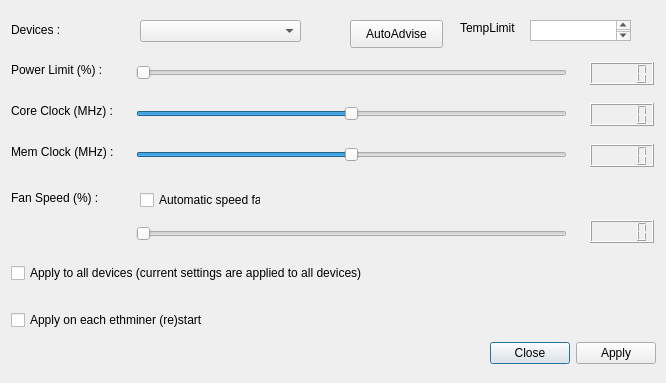
UndertakerW/MinersCoffee, file Code/References/MinerLamp-master/MinerLamp-master/nvocdialog.ui: the form before one commit.
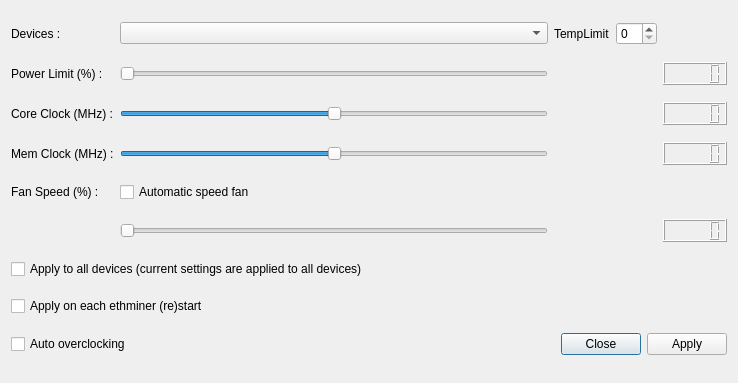
The form after the commit.

Commit message:
add two ui widgets in nvocdialog
add two ui widgets in nvocdialog

```diff
--- a/Code/References/MinerLamp-master/MinerLamp-master/nvocdialog.ui
+++ b/Code/References/MinerLamp-master/MinerLamp-master/nvocdialog.ui
@@ -6,7 +6,7 @@
    <rect>
     <x>0</x>
     <y>0</y>
-    <width>666</width>
+    <width>738</width>
     <height>383</height>
    </rect>
   </property>
@@ -19,79 +19,9 @@
   <property name="windowTitle">
    <string>nVidia OC options</string>
   </property>
-  <widget class="QLabel" name="label_2">
-   <property name="geometry">
-    <rect>
-     <x>11</x>
-     <y>103</y>
-     <width>108</width>
-     <height>16</height>
-    </rect>
-   </property>
-   <property name="sizePolicy">
-    <sizepolicy hsizetype="Fixed" vsizetype="Preferred">
-     <horstretch>0</horstretch>
-     <verstretch>0</verstretch>
-    </sizepolicy>
-   </property>
-   <property name="text">
-    <string>Core Clock (MHz) :</string>
-   </property>
-  </widget>
-  <widget class="QSlider" name="horizontalSliderFanSpeed">
-   <property name="geometry">
-    <rect>
-     <x>136</x>
-     <y>223</y>
-     <width>431</width>
-     <height>22</height>
-    </rect>
-   </property>
-   <property name="maximum">
-    <number>100</number>
-   </property>
-   <property name="orientation">
-    <enum>Qt::Horizontal</enum>
-   </property>
-  </widget>
-  <widget class="QComboBox" name="comboBoxDevice">
-   <property name="geometry">
-    <rect>
-     <x>140</x>
-     <y>20</y>
-     <width>161</width>
-     <height>22</height>
-    </rect>
-   </property>
-  </widget>
-  <widget class="QLabel" name="label">
-   <property name="geometry">
-    <rect>
-     <x>11</x>
-     <y>62</y>
-     <width>102</width>
-     <height>16</height>
-    </rect>
-   </property>
-   <property name="sizePolicy">
-    <sizepolicy hsizetype="Fixed" vsizetype="Preferred">
-     <horstretch>0</horstretch>
-     <verstretch>0</verstretch>
-    </sizepolicy>
-   </property>
-   <property name="text">
-    <string>Power Limit (%) :</string>
-   </property>
-  </widget>
+  <layout class="QGridLayout" name="gridLayout">
+   <item row="0" column="0">
   <widget class="QLabel" name="label_5">
-   <property name="geometry">
-    <rect>
-     <x>11</x>
-     <y>22</y>
-     <width>52</width>
-     <height>16</height>
-    </rect>
-   </property>
    <property name="sizePolicy">
     <sizepolicy hsizetype="Fixed" vsizetype="Preferred">
      <horstretch>0</horstretch>
@@ -102,15 +32,22 @@
     <string>Devices :</string>
    </property>
   </widget>
-  <widget class="QLabel" name="label_3">
-   <property name="geometry">
-    <rect>
-     <x>11</x>
-     <y>144</y>
-     <width>109</width>
-     <height>16</height>
-    </rect>
-   </property>
+   </item>
+   <item row="0" column="1">
+    <widget class="QComboBox" name="comboBoxDevice"/>
+   </item>
+   <item row="0" column="2">
+    <widget class="QLabel" name="temperatureLimit">
+     <property name="text">
+      <string>TempLimit</string>
+     </property>
+    </widget>
+   </item>
+   <item row="0" column="3">
+    <widget class="QSpinBox" name="spinBoxTemperature"/>
+   </item>
+   <item row="1" column="0">
+    <widget class="QLabel" name="label">
    <property name="sizePolicy">
     <sizepolicy hsizetype="Fixed" vsizetype="Preferred">
      <horstretch>0</horstretch>
@@ -118,18 +55,38 @@
     </sizepolicy>
    </property>
    <property name="text">
-    <string>Mem Clock (MHz) :</string>
-   </property>
-  </widget>
-  <widget class="QLabel" name="label_4">
-   <property name="geometry">
-    <rect>
-     <x>11</x>
-     <y>190</y>
-     <width>101</width>
-     <height>16</height>
-    </rect>
-   </property>
+      <string>Power Limit (%) :</string>
+     </property>
+    </widget>
+   </item>
+   <item row="1" column="1">
+    <widget class="QSlider" name="horizontalSliderPowerPercent">
+     <property name="sizePolicy">
+      <sizepolicy hsizetype="Expanding" vsizetype="Fixed">
+       <horstretch>0</horstretch>
+       <verstretch>0</verstretch>
+      </sizepolicy>
+     </property>
+     <property name="minimum">
+      <number>50</number>
+     </property>
+     <property name="maximum">
+      <number>100</number>
+     </property>
+     <property name="orientation">
+      <enum>Qt::Horizontal</enum>
+     </property>
+    </widget>
+   </item>
+   <item row="1" column="4">
+    <widget class="QLCDNumber" name="lcdNumberPowerPercent">
+     <property name="digitCount">
+      <number>5</number>
+     </property>
+    </widget>
+   </item>
+   <item row="2" column="0">
+    <widget class="QLabel" name="label_2">
    <property name="sizePolicy">
     <sizepolicy hsizetype="Fixed" vsizetype="Preferred">
      <horstretch>0</horstretch>
@@ -137,18 +94,12 @@
     </sizepolicy>
    </property>
    <property name="text">
-    <string>Fan Speed (%) :</string>
-   </property>
-  </widget>
+      <string>Core Clock (MHz) :</string>
+     </property>
+    </widget>
+   </item>
+   <item row="2" column="1">
   <widget class="QSlider" name="horizontalSliderGpuOffset">
-   <property name="geometry">
-    <rect>
-     <x>136</x>
-     <y>103</y>
-     <width>431</width>
-     <height>22</height>
-    </rect>
-   </property>
    <property name="minimum">
     <number>-200</number>
    </property>
@@ -159,15 +110,25 @@
     <enum>Qt::Horizontal</enum>
    </property>
   </widget>
+   </item>
+   <item row="2" column="4">
+    <widget class="QLCDNumber" name="lcdNumberGpuOffset"/>
+   </item>
+   <item row="3" column="0">
+    <widget class="QLabel" name="label_3">
+     <property name="sizePolicy">
+      <sizepolicy hsizetype="Fixed" vsizetype="Preferred">
+       <horstretch>0</horstretch>
+       <verstretch>0</verstretch>
+      </sizepolicy>
+     </property>
+     <property name="text">
+      <string>Mem Clock (MHz) :</string>
+     </property>
+    </widget>
+   </item>
+   <item row="3" column="1">
   <widget class="QSlider" name="horizontalSliderMemOffset">
-   <property name="geometry">
-    <rect>
-     <x>136</x>
-     <y>144</y>
-     <width>431</width>
-     <height>22</height>
-    </rect>
-   </property>
    <property name="minimum">
     <number>-1500</number>
    </property>
@@ -178,115 +139,69 @@
     <enum>Qt::Horizontal</enum>
    </property>
   </widget>
-  <widget class="QLCDNumber" name="lcdNumberMemClock">
-   <property name="geometry">
-    <rect>
-     <x>590</x>
-     <y>144</y>
-     <width>64</width>
-     <height>23</height>
-    </rect>
-   </property>
-  </widget>
-  <widget class="QLCDNumber" name="lcdNumberGpuOffset">
-   <property name="geometry">
-    <rect>
-     <x>590</x>
-     <y>103</y>
-     <width>64</width>
-     <height>23</height>
-    </rect>
-   </property>
-  </widget>
-  <widget class="QLCDNumber" name="lcdNumberPowerPercent">
-   <property name="geometry">
-    <rect>
-     <x>590</x>
-     <y>62</y>
-     <width>64</width>
-     <height>23</height>
-    </rect>
-   </property>
-   <property name="digitCount">
-    <number>5</number>
-   </property>
-  </widget>
-  <widget class="QSlider" name="horizontalSliderPowerPercent">
-   <property name="geometry">
-    <rect>
-     <x>136</x>
-     <y>62</y>
-     <width>431</width>
-     <height>22</height>
-    </rect>
-   </property>
+   </item>
+   <item row="3" column="4">
+    <widget class="QLCDNumber" name="lcdNumberMemClock"/>
+   </item>
+   <item row="4" column="0">
+    <widget class="QLabel" name="label_4">
    <property name="sizePolicy">
-    <sizepolicy hsizetype="Expanding" vsizetype="Fixed">
+      <sizepolicy hsizetype="Fixed" vsizetype="Preferred">
      <horstretch>0</horstretch>
      <verstretch>0</verstretch>
     </sizepolicy>
    </property>
-   <property name="minimum">
-    <number>50</number>
-   </property>
-   <property name="maximum">
-    <number>100</number>
-   </property>
-   <property name="orientation">
-    <enum>Qt::Horizontal</enum>
-   </property>
-  </widget>
+     <property name="text">
+      <string>Fan Speed (%) :</string>
+     </property>
+    </widget>
+   </item>
+   <item row="4" column="1">
   <widget class="QCheckBox" name="checkBoxAutoSpeedFan">
    <property name="enabled">
     <bool>true</bool>
    </property>
-   <property name="geometry">
-    <rect>
-     <x>140</x>
-     <y>190</y>
-     <width>121</width>
-     <height>20</height>
-    </rect>
-   </property>
    <property name="text">
     <string>Automatic speed fan</string>
    </property>
   </widget>
+   </item>
+   <item row="5" column="1">
+    <widget class="QSlider" name="horizontalSliderFanSpeed">
+     <property name="maximum">
+      <number>100</number>
+     </property>
+     <property name="orientation">
+      <enum>Qt::Horizontal</enum>
+     </property>
+    </widget>
+   </item>
+   <item row="5" column="4">
+    <widget class="QLCDNumber" name="lcdNumberFanSpeed"/>
+   </item>
+   <item row="6" column="0" colspan="2">
   <widget class="QCheckBox" name="checkBoxAllDevices">
-   <property name="geometry">
-    <rect>
-     <x>11</x>
-     <y>263</y>
-     <width>385</width>
-     <height>20</height>
-    </rect>
-   </property>
    <property name="text">
     <string>Apply to all devices (current settings are applied to all devices)</string>
    </property>
   </widget>
+   </item>
+   <item row="7" column="0" colspan="2">
   <widget class="QCheckBox" name="checkBoxOCMinerStart">
-   <property name="geometry">
-    <rect>
-     <x>11</x>
-     <y>310</y>
-     <width>214</width>
-     <height>20</height>
-    </rect>
-   </property>
    <property name="text">
     <string>Apply on each ethminer (re)start</string>
    </property>
   </widget>
+   </item>
+   <item row="8" column="0" colspan="2">
+    <widget class="QCheckBox" name="checkBoxAutoOC">
+     <property name="text">
+      <string>Auto overclocking</string>
+     </property>
+    </widget>
+   </item>
+   <item row="8" column="2" colspan="3">
   <widget class="QDialogButtonBox" name="buttonBox">
-   <property name="geometry">
-    <rect>
-     <x>463</x>
-     <y>339</y>
-     <width>193</width>
-     <height>28</height>
-    </rect>
-   </property>
    <property name="orientation">
     <enum>Qt::Horizontal</enum>
    </property>
@@ -294,52 +209,8 @@
     <set>QDialogButtonBox::Apply|QDialogButtonBox::Close</set>
    </property>
   </widget>
-  <widget class="QLCDNumber" name="lcdNumberFanSpeed">
-   <property name="geometry">
-    <rect>
-     <x>590</x>
-     <y>220</y>
-     <width>64</width>
-     <height>23</height>
-    </rect>
-   </property>
-  </widget>
-  <widget class="QPushButton" name="pushButton">
-   <property name="geometry">
-    <rect>
-     <x>350</x>
-     <y>20</y>
-     <width>93</width>
-     <height>28</height>
-    </rect>
-   </property>
-   <property name="text">
-    <string>AutoAdvise</string>
-   </property>
-  </widget>
-  <widget class="QLabel" name="label_6">
-   <property name="geometry">
-    <rect>
-     <x>460</x>
-     <y>20</y>
-     <width>68</width>
-     <height>15</height>
-    </rect>
-   </property>
-   <property name="text">
-    <string>TempLimit</string>
-   </property>
-  </widget>
-  <widget class="QTextEdit" name="textEdit">
-   <property name="geometry">
-    <rect>
-     <x>530</x>
-     <y>20</y>
-     <width>101</width>
-     <height>21</height>
-    </rect>
-   </property>
-  </widget>
+   </item>
+  </layout>
  </widget>
  <resources/>
  <connections>
```
Lines whose indentation alone changed are shown as unchanged. The commit also changes 20 other files.
